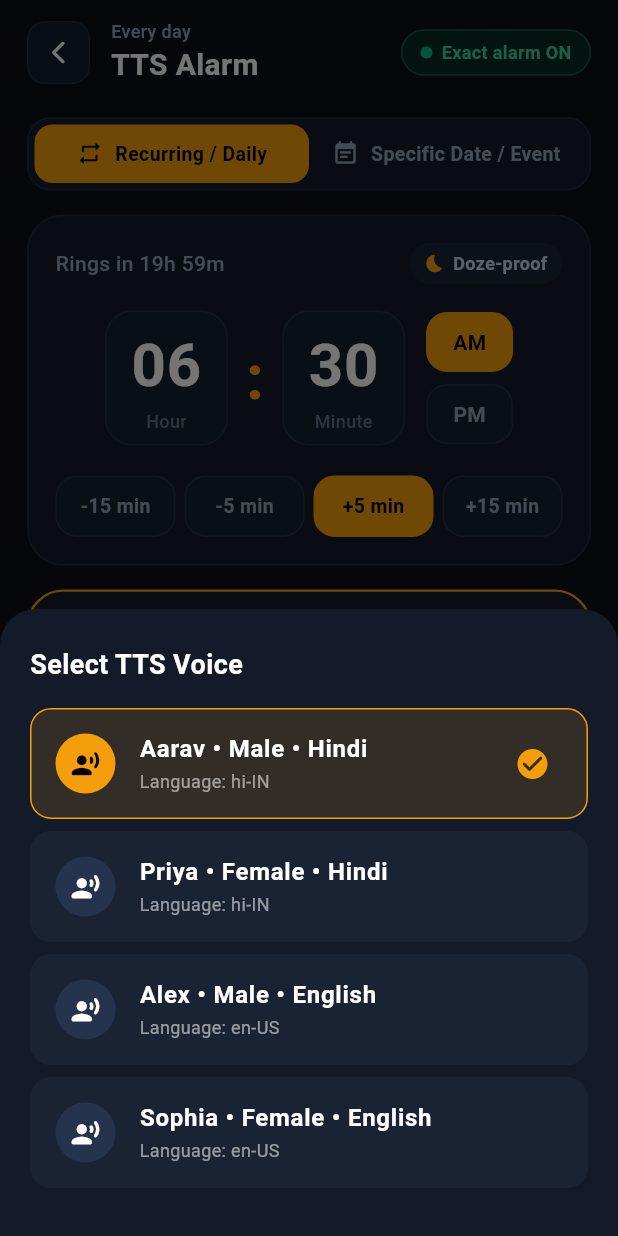
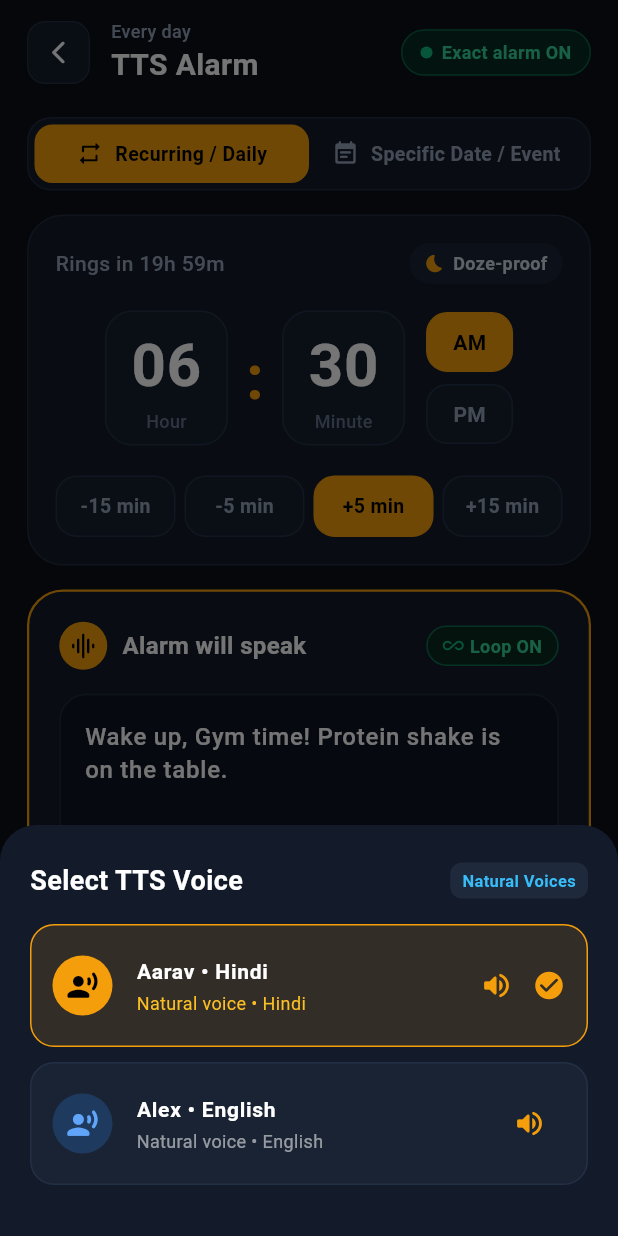
Before and after one commit to Balramsingh12233/TTS-Based-Alarm-App, a Flutter app: the CreateEditAlarmScreen screen opened directly, after a tap on the "translate" icon, on a phone screen of 412 x 824 dp. Run offline on Flutter 3.47's test engine with Material 3 defaults, Android fonts, the phone set to English and light mode, and no system bars; our stand-ins replace flutter_tts, permission_handler, shared_preferences; missing offline and left inert: alarm; accounts and stored records are empty.

Commit message:
fix(tts): streamline voice selection to crisp natural Hindi and English voices

```diff
--- a/lib/models/tts_alarm_model.dart
+++ b/lib/models/tts_alarm_model.dart
@@ -31,7 +31,7 @@ class TtsAlarmModel {
     this.snoozeDurationMinutes = 5,
     this.repeatDays = const [1, 2, 3, 4, 5],
     this.isLoopEnabled = true,
-    this.voiceName = 'Aarav • Male • Hindi',
+    this.voiceName = 'Aarav • Hindi',
     this.fullScreenIntent = true,
     this.isSpecificDate = false,
   });
@@ -158,10 +158,18 @@ class TtsAlarmModel {
           ? List<int>.from(map['repeatDays'] as List)
           : const [1, 2, 3, 4, 5],
       isLoopEnabled: (map['isLoopEnabled'] as bool?) ?? true,
-      voiceName: (map['voiceName'] as String?) ?? 'Aarav • Male • Hindi',
+      voiceName: _normalizeVoiceName(map['voiceName'] as String?),
       fullScreenIntent: (map['fullScreenIntent'] as bool?) ?? true,
       isSpecificDate: (map['isSpecificDate'] as bool?) ?? false,
     );
+  }
+
+  static String _normalizeVoiceName(String? name) {
+    if (name == null || name.isEmpty) return 'Aarav • Hindi';
+    if (name.contains('Alex') || name.toLowerCase().contains('english') || name.contains('Sophia')) {
+      return 'Alex • English';
+    }
+    return 'Aarav • Hindi';
   }
 
   String toJson() => json.encode(toMap());
--- a/lib/screens/alarm_list_screen.dart
+++ b/lib/screens/alarm_list_screen.dart
@@ -123,6 +123,7 @@ class _AlarmListScreenState extends State<AlarmListScreen>
       pitch: alarm.pitch,
       volume: alarm.volume,
       language: alarm.language,
+      voiceName: alarm.voiceName,
     );
   }
 
--- a/lib/screens/alarm_ring_screen.dart
+++ b/lib/screens/alarm_ring_screen.dart
@@ -52,6 +52,7 @@ class _AlarmRingScreenState extends State<AlarmRingScreen>
         rate: widget.alarm.speechRate,
         pitch: widget.alarm.pitch,
         language: widget.alarm.language,
+        voiceName: widget.alarm.voiceName,
       );
     }
   }
--- a/lib/screens/create_edit_alarm_screen.dart
+++ b/lib/screens/create_edit_alarm_screen.dart
@@ -37,10 +37,8 @@ class _CreateEditAlarmScreenState extends State<CreateEditAlarmScreen>
   Timer? _volumePreviewDebounce; // Debounce for real-time volume preview
 
   final List<Map<String, String>> _availableVoices = [
-    {'name': 'Aarav • Male • Hindi', 'lang': 'hi-IN'},
-    {'name': 'Priya • Female • Hindi', 'lang': 'hi-IN'},
-    {'name': 'Alex • Male • English', 'lang': 'en-US'},
-    {'name': 'Sophia • Female • English', 'lang': 'en-US'},
+    {'name': 'Aarav • Hindi', 'lang': 'hi-IN'},
+    {'name': 'Alex • English', 'lang': 'en-US'},
   ];
 
   @override
@@ -58,7 +56,10 @@ class _CreateEditAlarmScreenState extends State<CreateEditAlarmScreen>
         text: (alarm.label == 'TTS Alarm' || alarm.label == 'Alarm') ? '' : alarm.label,
       );
       _isLoopOn = alarm.isLoopEnabled;
-      _selectedVoice = alarm.voiceName;
+      final rawVoice = alarm.voiceName;
+      _selectedVoice = (rawVoice.contains('Alex') || rawVoice.toLowerCase().contains('english'))
+          ? 'Alex • English'
+          : 'Aarav • Hindi';
       _selectedLanguage = alarm.language;
       _repeatDays = alarm.repeatDays.toSet();
       _snoozeMinutes = alarm.snoozeDurationMinutes;
@@ -75,7 +76,7 @@ class _CreateEditAlarmScreenState extends State<CreateEditAlarmScreen>
       );
       _labelController = TextEditingController();
       _isLoopOn = true;
-      _selectedVoice = 'Aarav • Male • Hindi';
+      _selectedVoice = 'Aarav • Hindi';
       _selectedLanguage = 'hi-IN';
       _repeatDays = {1, 2, 3, 4, 5, 6, 7}; // Default repeats everyday for next day guarantee
       _snoozeMinutes = 5;
@@ -217,6 +218,7 @@ class _CreateEditAlarmScreenState extends State<CreateEditAlarmScreen>
         text: text,
         volume: _selectedVolume,
         language: _selectedLanguage,
+        voiceName: _selectedVoice,
       );
     }
   }
@@ -235,6 +237,9 @@ class _CreateEditAlarmScreenState extends State<CreateEditAlarmScreen>
             mainAxisSize: MainAxisSize.min,
             crossAxisAlignment: CrossAxisAlignment.start,
             children: [
+              Row(
+                mainAxisAlignment: MainAxisAlignment.spaceBetween,
+                children: [
                   const Text(
                     'Select TTS Voice',
                     style: TextStyle(
@@ -243,44 +248,98 @@ class _CreateEditAlarmScreenState extends State<CreateEditAlarmScreen>
                       fontWeight: FontWeight.bold,
                     ),
                   ),
+                  Container(
+                    padding: const EdgeInsets.symmetric(horizontal: 8, vertical: 4),
+                    decoration: BoxDecoration(
+                      color: const Color(0xFF1E293B),
+                      borderRadius: BorderRadius.circular(8),
+                    ),
+                    child: const Text(
+                      'Natural Voices',
+                      style: TextStyle(color: Color(0xFF38BDF8), fontSize: 11, fontWeight: FontWeight.w600),
+                    ),
+                  ),
+                ],
+              ),
               const SizedBox(height: 16),
               ..._availableVoices.map((voice) {
                 final isSelected = _selectedVoice == voice['name'];
+                final isHindi = voice['lang'] == 'hi-IN';
+
                 return Container(
-                  margin: const EdgeInsets.only(bottom: 8),
+                  margin: const EdgeInsets.only(bottom: 10),
                   decoration: BoxDecoration(
                     color: isSelected ? const Color(0xFFF59E0B).withAlpha(35) : const Color(0xFF1A2333),
-                    borderRadius: BorderRadius.circular(14),
+                    borderRadius: BorderRadius.circular(16),
                     border: Border.all(
-                      color: isSelected ? const Color(0xFFF59E0B) : Colors.transparent,
+                      color: isSelected ? const Color(0xFFF59E0B) : const Color(0xFF222F45),
                     ),
                   ),
                   child: ListTile(
+                    contentPadding: const EdgeInsets.symmetric(horizontal: 14, vertical: 4),
                     leading: CircleAvatar(
-                      backgroundColor: isSelected ? const Color(0xFFF59E0B) : const Color(0xFF26334D),
+                      radius: 20,
+                      backgroundColor: isSelected ? const Color(0xFFF59E0B) : const Color(0xFF1E3A5F),
                       child: Icon(
                         Icons.record_voice_over_rounded,
-                        color: isSelected ? Colors.black : Colors.white,
-                        size: 20,
+                        color: isSelected ? Colors.black : const Color(0xFF60A5FA),
+                        size: 22,
                       ),
                     ),
                     title: Text(
                       voice['name']!,
-                      style: const TextStyle(color: Colors.white, fontWeight: FontWeight.w600),
+                      style: TextStyle(
+                        color: Colors.white,
+                        fontWeight: isSelected ? FontWeight.bold : FontWeight.w600,
+                        fontSize: 14,
+                      ),
                     ),
                     subtitle: Text(
-                      'Language: ${voice['lang']}',
-                      style: const TextStyle(color: Colors.white54, fontSize: 12),
-                    ),
-                    trailing: isSelected
-                        ? const Icon(Icons.check_circle_rounded, color: Color(0xFFF59E0B))
-                        : null,
+                      isHindi ? 'Natural voice • Hindi' : 'Natural voice • English',
+                      style: TextStyle(
+                        color: isSelected ? const Color(0xFFFBBF24) : Colors.white54,
+                        fontSize: 12,
+                      ),
+                    ),
+                    trailing: Row(
+                      mainAxisSize: MainAxisSize.min,
+                      children: [
+                        // Quick Voice Test button right in the picker
+                        IconButton(
+                          icon: const Icon(Icons.volume_up_rounded, color: Color(0xFFF59E0B), size: 22),
+                          tooltip: 'Listen sample',
+                          onPressed: () {
+                            final sampleText = isHindi
+                                ? 'नमस्ते! यह आपकी अलार्म आवाज़ है।'
+                                : 'Hello! This is your voice alarm preview.';
+                            TtsService().previewSpeech(
+                              text: sampleText,
+                              volume: _selectedVolume,
+                              language: voice['lang']!,
+                              voiceName: voice['name']!,
+                            );
+                          },
+                        ),
+                        if (isSelected)
+                          const Icon(Icons.check_circle_rounded, color: Color(0xFFF59E0B), size: 22),
+                      ],
+                    ),
                     onTap: () {
                       setState(() {
                         _selectedVoice = voice['name']!;
                         _selectedLanguage = voice['lang']!;
                       });
                       Navigator.pop(ctx);
+                      // Play instant preview with newly selected voice
+                      final sampleText = isHindi
+                          ? 'नमस्ते! यह आपकी अलार्म आवाज़ है।'
+                          : 'Hello! This is your voice alarm preview.';
+                      TtsService().previewSpeech(
+                        text: sampleText,
+                        volume: _selectedVolume,
+                        language: voice['lang']!,
+                        voiceName: voice['name']!,
+                      );
                     },
                   ),
                 );
@@ -1126,6 +1185,7 @@ class _CreateEditAlarmScreenState extends State<CreateEditAlarmScreen>
                       rate: widget.existingAlarm?.speechRate ?? 0.5,
                       pitch: widget.existingAlarm?.pitch ?? 1.0,
                       language: _selectedLanguage,
+                      voiceName: _selectedVoice,
                     );
                   }
                 });
--- a/lib/services/alarm_service.dart
+++ b/lib/services/alarm_service.dart
@@ -111,6 +111,7 @@ class AlarmService {
       rate: model.speechRate,
       pitch: model.pitch,
       language: model.language,
+      voiceName: model.voiceName,
     );
 
     if (onAlarmTriggered != null) {
```
Also changed, not shown: lib/services/tts_service.dart (+135 -8 lines), 2 other files. Lines whose indentation alone changed are shown as unchanged.
